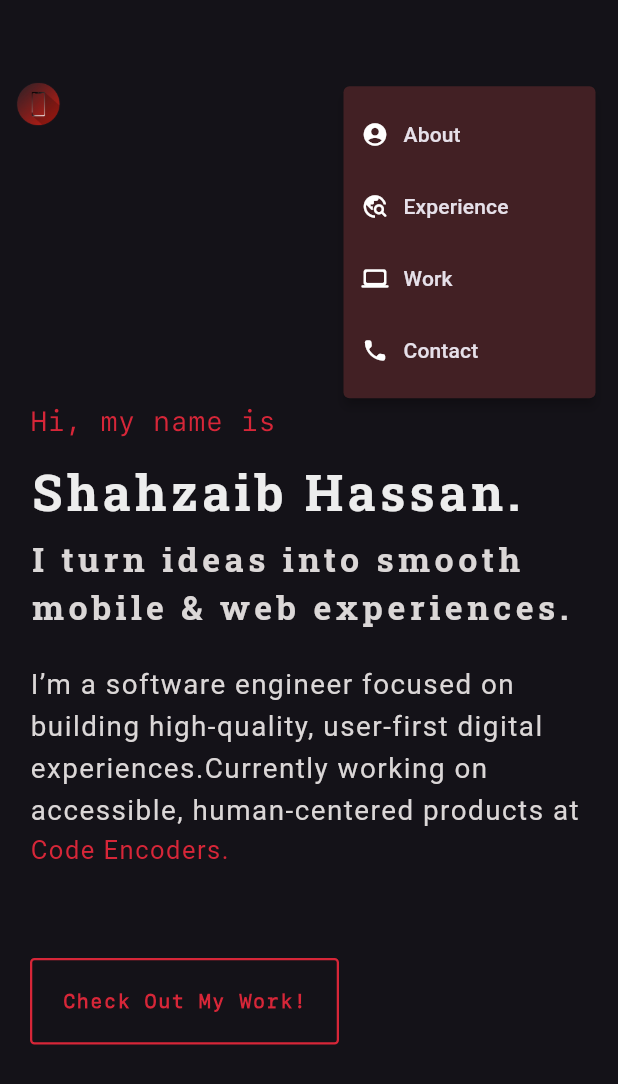
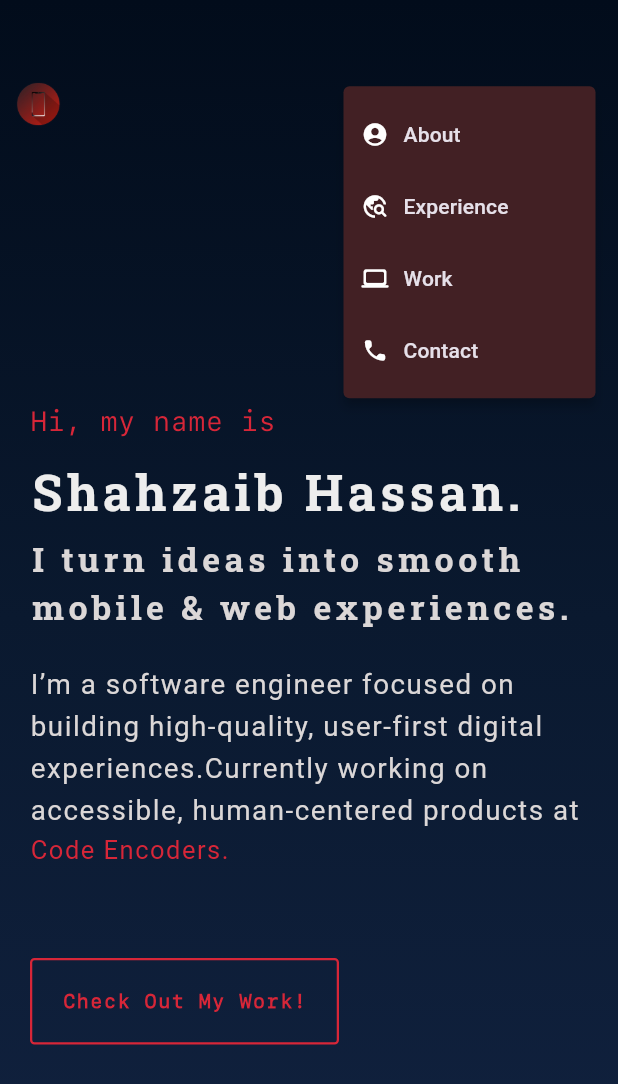
Before and after one commit to shahzaibhassan414/shahzaibPortfolio, a Flutter app: the screen it shows after launch, after a tap on the "menu" icon, on a phone screen of 412 x 824 dp. Shown: the top 1084 px of the screen. Run offline on Flutter 3.47's test engine with Material 3 defaults, Android fonts, the phone set to English and light mode, and no system bars; drawn by our look-alikes of animated_background, scroll_to_index; our stand-ins replace animated_text_kit, flutter_riverpod, flutter_svg, google_fonts, percent_indicator, toastification.

Commit message:
Fix index.html and root.dart changes

```diff
--- a/lib/view/root.dart
+++ b/lib/view/root.dart
@@ -1,8 +1,192 @@
+import 'package:flutter/material.dart';
+import 'package:flutter/rendering.dart';
+import 'package:flutter_riverpod/flutter_riverpod.dart';
+import 'package:portfolio/controller/generalController.dart';
+import 'package:portfolio/resource/appClass.dart';
+import 'package:portfolio/view/about/about.dart';
+import 'package:portfolio/view/experience/experience.dart';
+import 'package:portfolio/view/intro/intro.dart';
+import 'package:portfolio/view/skills/skills.dart';
+import 'package:portfolio/view/widget/appBar.dart';
+import 'package:portfolio/view/widget/leftPane.dart';
+import 'package:portfolio/view/widget/rightPane.dart';
+import 'package:portfolio/view/work/work.dart';
+import 'package:scroll_to_index/scroll_to_index.dart';
+
+import 'contact/contact.dart';
+
+class RootScreen extends ConsumerStatefulWidget {
+  const RootScreen({Key? key}) : super(key: key);
+
+  @override
+  ConsumerState<RootScreen> createState() => _RootScreenState();
+}
+
+class _RootScreenState extends ConsumerState<RootScreen>
+    with SingleTickerProviderStateMixin {
+  final mScrollController = AutoScrollController();
+
+  late AnimationController _controller;
+  late Animation<Offset> _slideAnimation;
+  late Animation<double> _fadeAnimation;
+
+  bool _visible = false;
+
+  @override
+  void initState() {
+    super.initState();
+    _controller = AnimationController(
+      vsync: this,
+      duration: const Duration(milliseconds: 400),
+    );
+
+    _slideAnimation = Tween<Offset>(
+            begin: const Offset(0, -0.2), end: Offset.zero)
+        .animate(CurvedAnimation(parent: _controller, curve: Curves.easeInOut));
+
+    _fadeAnimation = Tween<double>(begin: 0.0, end: 1.0)
+        .animate(CurvedAnimation(parent: _controller, curve: Curves.easeInOut));
+  }
+
+  void updateVisibility(bool visible) {
+    if (visible == _visible) return;
+    _visible = visible;
+    if (_visible) {
+      _controller.forward();
+    } else {
+      _controller.reverse();
+    }
+  }
+
+  @override
+  void dispose() {
+    _controller.dispose();
+    super.dispose();
+  }
+
+  @override
+  Widget build(BuildContext context) {
+    return SafeArea(
+      child: Scaffold(
+        body: NotificationListener<UserScrollNotification>(
+          onNotification: (notification) {
+            final ScrollDirection direction = notification.direction;
+            if (direction == ScrollDirection.reverse) {
+              ref.read(scrollControlProvider.notifier).state = false;
+            } else if (direction == ScrollDirection.forward) {
+              ref.read(scrollControlProvider.notifier).state = true;
+            }
+            return true;
+          },
+          child: Container(
+            decoration: BoxDecoration(
+                gradient: LinearGradient(
+                    begin: Alignment.bottomCenter,
+                    end: Alignment.topCenter,
+                    colors: [
+                  Color(0xff112240),
+                  Color(0xff0a192f),
+                  Color(0xff020c1b)
+                ])),
+            height: AppClass().getMqHeight(context),
+            child: Column(
+              children: [
+                // Consumer(builder: (context, ref, child) {
+                //   var isScrollingUp = ref.watch(scrollControlProvider);
+                //   return AnimatedOpacity(
+                //     opacity: isScrollingUp ? 1.0 : 0.0,
+                //     duration: const Duration(milliseconds: 500),
+                //     child: ActionBar(mScrollController),
+                //   );
+                // }),
+
+                Consumer(builder: (context, ref, child) {
+                  final isScrollingUp = ref.watch(scrollControlProvider);
+                  updateVisibility(isScrollingUp);
+
+                  return SizeTransition(
+                    sizeFactor: _fadeAnimation,
+                    axisAlignment: -1.0,
+                    child: SlideTransition(
+                      position: _slideAnimation,
+                      child: ActionBar(mScrollController),
+                    ),
+                  );
+                }),
+
+
+                Expanded(
+                  child: () {
+                    ScreenType scrType = AppClass().getScreenType(context);
+                    return Row(
+                      children: [
+                        scrType == ScreenType.mobile ? SizedBox() : LeftPane(),
+                        Expanded(
+                            flex: 8,
+                            child: Consumer(builder: (context, ref, child) {
+                              bool scrollHandler =
+                                  ref.watch(scrollHandlerProvider);
+                              return ListView(
+                                physics: scrollHandler
+                                    ? AlwaysScrollableScrollPhysics()
+                                    : NeverScrollableScrollPhysics(),
+                                controller: mScrollController,
+                                children: [
+                                  AutoScrollTag(
+                                      key: ValueKey(0),
+                                      controller: mScrollController,
+                                      index: 0,
+                                      child: IntroContent(mScrollController)),
+                                  AutoScrollTag(
+                                      key: ValueKey(1),
+                                      controller: mScrollController,
+                                      index: 1,
+                                      child: About()),
+                                  AutoScrollTag(
+                                      key: ValueKey(2),
+                                      controller: mScrollController,
+                                      index: 2,
+                                      child: Experience()),
+                                  AutoScrollTag(
+                                      key: ValueKey(3),
+                                      controller: mScrollController,
+                                      index: 3,
+                                      child: Skills()),
+                                  AutoScrollTag(
+                                      key: ValueKey(4),
+                                      controller: mScrollController,
+                                      index: 4,
+                                      child: Work()),
+                                  AutoScrollTag(
+                                      key: ValueKey(5),
+                                      controller: mScrollController,
+                                      index: 5,
+                                      child: Contact())
+                                ],
+                              );
+                            })),
+                        scrType == ScreenType.mobile ? SizedBox() : RightPane(),
+                      ],
+                    );
+                  }(),
+                ),
+              ],
+            ),
+          ),
+        ),
+      ),
+    );
+  }
+}
+
+
+// import 'package:animated_background/animated_background.dart';
 // import 'package:flutter/material.dart';
 // import 'package:flutter/rendering.dart';
 // import 'package:flutter_riverpod/flutter_riverpod.dart';
 // import 'package:portfolio/controller/generalController.dart';
 // import 'package:portfolio/resource/appClass.dart';
+// import 'package:portfolio/resource/colors.dart';
 // import 'package:portfolio/view/about/about.dart';
 // import 'package:portfolio/view/experience/experience.dart';
 // import 'package:portfolio/view/intro/intro.dart';
@@ -12,7 +196,6 @@
 // import 'package:portfolio/view/widget/rightPane.dart';
 // import 'package:portfolio/view/work/work.dart';
 // import 'package:scroll_to_index/scroll_to_index.dart';
-//
 // import 'contact/contact.dart';
 //
 // class RootScreen extends ConsumerStatefulWidget {
@@ -23,8 +206,8 @@
 // }
 //
 // class _RootScreenState extends ConsumerState<RootScreen>
-//     with SingleTickerProviderStateMixin {
-//   final mScrollController = AutoScrollController();
+//     with TickerProviderStateMixin {
+//   final mScrollController = AutoScrollController(); // UNCHANGED
 //
 //   late AnimationController _controller;
 //   late Animation<Offset> _slideAnimation;
@@ -41,21 +224,22 @@
 //     );
 //
 //     _slideAnimation = Tween<Offset>(
-//             begin: const Offset(0, -0.2), end: Offset.zero)
-//         .animate(CurvedAnimation(parent: _controller, curve: Curves.easeInOut));
+//       begin: const Offset(0, -0.2),
+//       end: Offset.zero,
+//     ).animate(CurvedAnimation(
+//       parent: _controller,
+//       curve: Curves.easeInOut,
+//     ));
 //
-//     _fadeAnimation = Tween<double>(begin: 0.0, end: 1.0)
-//         .animate(CurvedAnimation(parent: _controller, curve: Curves.easeInOut));
+//     _fadeAnimation = Tween<double>(begin: 0.0, end: 1.0).animate(
+//       CurvedAnimation(parent: _controller, curve: Curves.easeInOut),
+//     );
 //   }
 //
 //   void updateVisibility(bool visible) {
 //     if (visible == _visible) return;
 //     _visible = visible;
-//     if (_visible) {
-//       _controller.forward();
-//     } else {
-//       _controller.reverse();
-//     }
+//     _visible ? _controller.forward() : _controller.reverse();
 //   }
 //
 //   @override
@@ -66,11 +250,14 @@
 //
 //   @override
 //   Widget build(BuildContext context) {
+//     final scrType = AppClass().getScreenType(context); // ✅ ADDED
+//     final width = MediaQuery.of(context).size.width; // ✅ ADDED
+//
 //     return SafeArea(
 //       child: Scaffold(
 //         body: NotificationListener<UserScrollNotification>(
 //           onNotification: (notification) {
-//             final ScrollDirection direction = notification.direction;
+//             final direction = notification.direction;
 //             if (direction == ScrollDirection.reverse) {
 //               ref.read(scrollControlProvider.notifier).state = false;
 //             } else if (direction == ScrollDirection.forward) {
@@ -78,35 +265,24 @@
 //             }
 //             return true;
 //           },
-//           child: Container(
-//             decoration: BoxDecoration(
-//                 gradient: LinearGradient(
-//                     begin: Alignment.bottomCenter,
-//                     end: Alignment.topCenter,
-//                     colors: [
-//                   Color(0xff112240),
-//                   Color(0xff0a192f),
-//                   Color(0xff020c1b)
-//                 ])),
-//             height: AppClass().getMqHeight(context),
+//           child: AnimatedBackground(
+//               behaviour: RandomParticleBehaviour(
+//                 options: ParticleOptions(
+//                   baseColor: AppColors().primaryRedColor,
+//                   particleCount: 200
+//                 )
+//               ),
+//               vsync: this,
 //             child: Column(
 //               children: [
-//                 // Consumer(builder: (context, ref, child) {
-//                 //   var isScrollingUp = ref.watch(scrollControlProvider);
-//                 //   return AnimatedOpacity(
-//                 //     opacity: isScrollingUp ? 1.0 : 0.0,
-//                 //     duration: const Duration(milliseconds: 500),
-//                 //     child: ActionBar(mScrollController),
-//                 //   );
-//                 // }),
-//
+//                 /// ───── Animated AppBar ─────
 //                 Consumer(builder: (context, ref, child) {
 //                   final isScrollingUp = ref.watch(scrollControlProvider);
 //                   updateVisibility(isScrollingUp);
 //
 //                   return SizeTransition(
 //                     sizeFactor: _fadeAnimation,
-//                     axisAlignment: -1.0,
+//                     axisAlignment: -1,
 //                     child: SlideTransition(
 //                       position: _slideAnimation,
 //                       child: ActionBar(mScrollController),
@@ -114,61 +290,81 @@
 //                   );
 //                 }),
 //
+//                 /// ───── FULL PAGE SCROLL (FIXED) ─────
+//                 Expanded(
+//                   child: Stack( // ✅ ADDED (critical)
+//                     children: [
+//                       /// MAIN SCROLLABLE CONTENT
+//                       SingleChildScrollView( // ✅ ADDED
+//                         controller: mScrollController,
+//                         child: Center( // ✅ ADDED (bounds width)
+//                           child: SizedBox(
+//                             width: scrType == ScreenType.mobile
+//                                 ? width
+//                                 : width * 0.8, // ✅ ADDED
+//                             child: Column( // ✅ ADDED
+//                               children: [
+//                                 AutoScrollTag(
+//                                   key: const ValueKey(0),
+//                                   controller: mScrollController,
+//                                   index: 0,
+//                                   child: IntroContent(mScrollController),
+//                                 ),
+//                                 AutoScrollTag(
+//                                   key: const ValueKey(1),
+//                                   controller: mScrollController,
+//                                   index: 1,
+//                                   child: About(),
+//                                 ),
+//                                 AutoScrollTag(
+//                                   key: const ValueKey(2),
+//                                   controller: mScrollController,
+//                                   index: 2,
+//                                   child: Experience(),
+//                                 ),
+//                                 AutoScrollTag(
+//                                   key: const ValueKey(3),
+//                                   controller: mScrollController,
+//                                   index: 3,
+//                                   child: Skills(),
+//                                 ),
+//                                 AutoScrollTag(
+//                                   key: const ValueKey(4),
+//                                   controller: mScrollController,
+//                                   index: 4,
+//                                   child: Work(),
+//                                 ),
+//                                 AutoScrollTag(
+//                                   key: const ValueKey(5),
+//                                   controller: mScrollController,
+//                                   index: 5,
+//                                   child: Contact(),
+//                                 ),
+//                               ],
+//                             ),
+//                           ),
+//                         ),
+//                       ),
 //
-//                 Expanded(
-//                   child: () {
-//                     ScreenType scrType = AppClass().getScreenType(context);
-//                     return Row(
-//                       children: [
-//                         scrType == ScreenType.mobile ? SizedBox() : LeftPane(),
-//                         Expanded(
-//                             flex: 8,
-//                             child: Consumer(builder: (context, ref, child) {
-//                               bool scrollHandler =
-//                                   ref.watch(scrollHandlerProvider);
-//                               return ListView(
-//                                 physics: scrollHandler
-//                                     ? AlwaysScrollableScrollPhysics()
-//                                     : NeverScrollableScrollPhysics(),
-//                                 controller: mScrollController,
-//                                 children: [
-//                                   AutoScrollTag(
-//                                       key: ValueKey(0),
-//                                       controller: mScrollController,
-//                                       index: 0,
-//                                       child: IntroContent(mScrollController)),
-//                                   AutoScrollTag(
-//                                       key: ValueKey(1),
-//                                       controller: mScrollController,
-//                                       index: 1,
-//                                       child: About()),
-//                                   AutoScrollTag(
-//                                       key: ValueKey(2),
-//                                       controller: mScrollController,
-//                                       index: 2,
-//                                       child: Experience()),
-//                                   AutoScrollTag(
-//                                       key: ValueKey(3),
-//                                       controller: mScrollController,
-//                                       index: 3,
-//                                       child: Skills()),
-//                                   AutoScrollTag(
-//                                       key: ValueKey(4),
-//                                       controller: mScrollController,
-//                                       index: 4,
-//                                       child: Work()),
-//                                   AutoScrollTag(
-//                                       key: ValueKey(5),
-//                                       controller: mScrollController,
-//                                       index: 5,
-//                                       child: Contact())
-//                                 ],
-//                               );
-//                             })),
-//                         scrType == ScreenType.mobile ? SizedBox() : RightPane(),
-//                       ],
-//                     );
-//                   }(),
+//                       /// LEFT PANE (visual scroll)
+//                       if (scrType != ScreenType.mobile)
+//                          Positioned(
+//                           left: width * 0.05,
+//                           top: 0,
+//                           bottom: 0,
+//                           child: LeftPane(), // ✅ SAFE
+//                         ),
+//
+//                       /// RIGHT PANE (visual scroll)
+//                       if (scrType != ScreenType.mobile)
+//                          Positioned(
+//                           right: width * 0.05,
+//                           top: 0,
+//                           bottom: 0,
+//                           child: RightPane(), // ✅ SAFE
+//                         ),
+//                     ],
+//                   ),
 //                 ),
 //               ],
 //             ),
@@ -178,199 +374,3 @@
 //     );
 //   }
 // }
-
-
-import 'package:animated_background/animated_background.dart';
-import 'package:flutter/material.dart';
-import 'package:flutter/rendering.dart';
-import 'package:flutter_riverpod/flutter_riverpod.dart';
-import 'package:portfolio/controller/generalController.dart';
-import 'package:portfolio/resource/appClass.dart';
-import 'package:portfolio/resource/colors.dart';
-import 'package:portfolio/view/about/about.dart';
-import 'package:portfolio/view/experience/experience.dart';
-import 'package:portfolio/view/intro/intro.dart';
-import 'package:portfolio/view/skills/skills.dart';
-import 'package:portfolio/view/widget/appBar.dart';
-import 'package:portfolio/view/widget/leftPane.dart';
-import 'package:portfolio/view/widget/rightPane.dart';
-import 'package:portfolio/view/work/work.dart';
-import 'package:scroll_to_index/scroll_to_index.dart';
-import 'contact/contact.dart';
-
-class RootScreen extends ConsumerStatefulWidget {
-  const RootScreen({Key? key}) : super(key: key);
-
-  @override
-  ConsumerState<RootScreen> createState() => _RootScreenState();
-}
-
-class _RootScreenState extends ConsumerState<RootScreen>
-    with TickerProviderStateMixin {
-  final mScrollController = AutoScrollController(); // UNCHANGED
-
-  late AnimationController _controller;
-  late Animation<Offset> _slideAnimation;
-  late Animation<double> _fadeAnimation;
-
-  bool _visible = false;
-
-  @override
-  void initState() {
-    super.initState();
-    _controller = AnimationController(
-      vsync: this,
-      duration: const Duration(milliseconds: 400),
-    );
-
-    _slideAnimation = Tween<Offset>(
-      begin: const Offset(0, -0.2),
-      end: Offset.zero,
-    ).animate(CurvedAnimation(
-      parent: _controller,
-      curve: Curves.easeInOut,
-    ));
-
-    _fadeAnimation = Tween<double>(begin: 0.0, end: 1.0).animate(
-      CurvedAnimation(parent: _controller, curve: Curves.easeInOut),
-    );
-  }
-
-  void updateVisibility(bool visible) {
-    if (visible == _visible) return;
-    _visible = visible;
-    _visible ? _controller.forward() : _controller.reverse();
-  }
-
-  @override
-  void dispose() {
-    _controller.dispose();
-    super.dispose();
-  }
-
-  @override
-  Widget build(BuildContext context) {
-    final scrType = AppClass().getScreenType(context); // ✅ ADDED
-    final width = MediaQuery.of(context).size.width; // ✅ ADDED
-
-    return SafeArea(
-      child: Scaffold(
-        body: NotificationListener<UserScrollNotification>(
-          onNotification: (notification) {
-            final direction = notification.direction;
-            if (direction == ScrollDirection.reverse) {
-              ref.read(scrollControlProvider.notifier).state = false;
-            } else if (direction == ScrollDirection.forward) {
-              ref.read(scrollControlProvider.notifier).state = true;
-            }
-            return true;
-          },
-          child: AnimatedBackground(
-              behaviour: RandomParticleBehaviour(
-                options: ParticleOptions(
-                  baseColor: AppColors().primaryRedColor,
-                  particleCount: 200
-                )
-              ),
-              vsync: this,
-            child: Column(
-              children: [
-                /// ───── Animated AppBar ─────
-                Consumer(builder: (context, ref, child) {
-                  final isScrollingUp = ref.watch(scrollControlProvider);
-                  updateVisibility(isScrollingUp);
-
-                  return SizeTransition(
-                    sizeFactor: _fadeAnimation,
-                    axisAlignment: -1,
-                    child: SlideTransition(
-                      position: _slideAnimation,
-                      child: ActionBar(mScrollController),
-                    ),
-                  );
-                }),
-
-                /// ───── FULL PAGE SCROLL (FIXED) ─────
-                Expanded(
-                  child: Stack( // ✅ ADDED (critical)
-                    children: [
-                      /// MAIN SCROLLABLE CONTENT
-                      SingleChildScrollView( // ✅ ADDED
-                        controller: mScrollController,
-                        child: Center( // ✅ ADDED (bounds width)
-                          child: SizedBox(
-                            width: scrType == ScreenType.mobile
-                                ? width
-                                : width * 0.8, // ✅ ADDED
-                            child: Column( // ✅ ADDED
-                              children: [
-                                AutoScrollTag(
-                                  key: const ValueKey(0),
-                                  controller: mScrollController,
-                                  index: 0,
-                                  child: IntroContent(mScrollController),
-                                ),
-                                AutoScrollTag(
-                                  key: const ValueKey(1),
-                                  controller: mScrollController,
-                                  index: 1,
-                                  child: About(),
-                                ),
-                                AutoScrollTag(
-                                  key: const ValueKey(2),
-                                  controller: mScrollController,
-                                  index: 2,
-                                  child: Experience(),
-                                ),
-                                AutoScrollTag(
-                                  key: const ValueKey(3),
-                                  controller: mScrollController,
-                                  index: 3,
-                                  child: Skills(),
-                                ),
-                                AutoScrollTag(
-                                  key: const ValueKey(4),
-                                  controller: mScrollController,
-                                  index: 4,
-                                  child: Work(),
-                                ),
-                                AutoScrollTag(
-                                  key: const ValueKey(5),
-                                  controller: mScrollController,
-                                  index: 5,
-                                  child: Contact(),
-                                ),
-                              ],
-                            ),
-                          ),
-                        ),
-                      ),
-
-                      /// LEFT PANE (visual scroll)
-                      if (scrType != ScreenType.mobile)
-                         Positioned(
-                          left: width * 0.05,
-                          top: 0,
-                          bottom: 0,
-                          child: LeftPane(), // ✅ SAFE
-                        ),
-
-                      /// RIGHT PANE (visual scroll)
-                      if (scrType != ScreenType.mobile)
-                         Positioned(
-                          right: width * 0.05,
-                          top: 0,
-                          bottom: 0,
-                          child: RightPane(), // ✅ SAFE
-                        ),
-                    ],
-                  ),
-                ),
-              ],
-            ),
-          ),
-        ),
-      ),
-    );
-  }
-}
```
Also changed, not shown: 2 other files.
